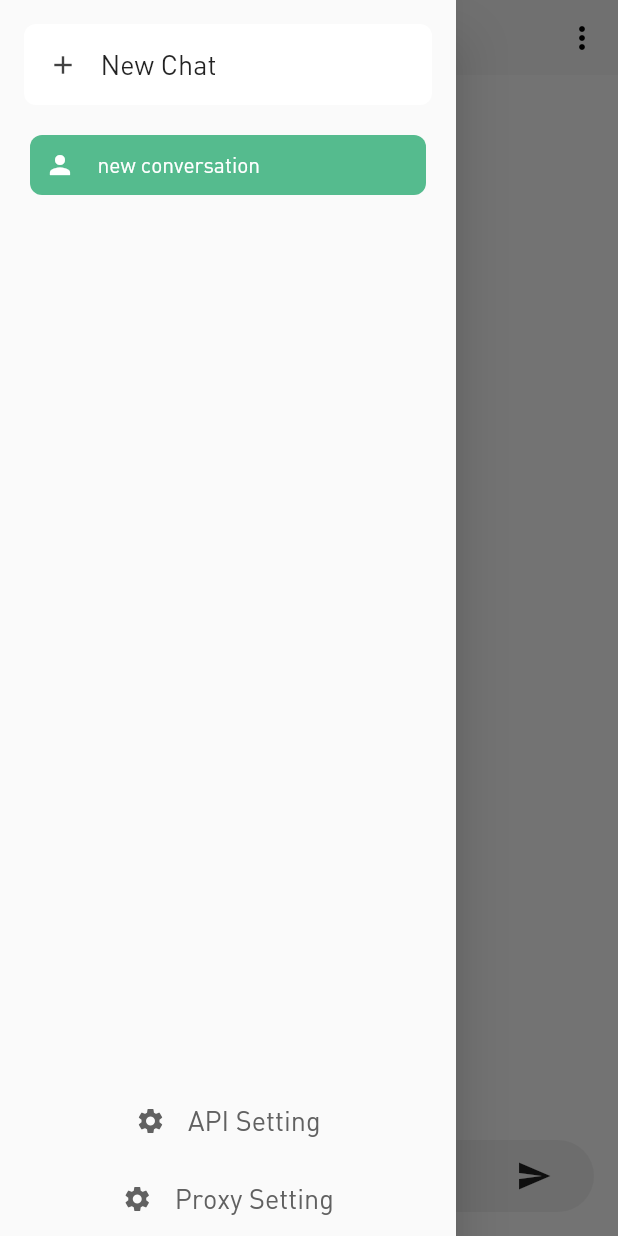
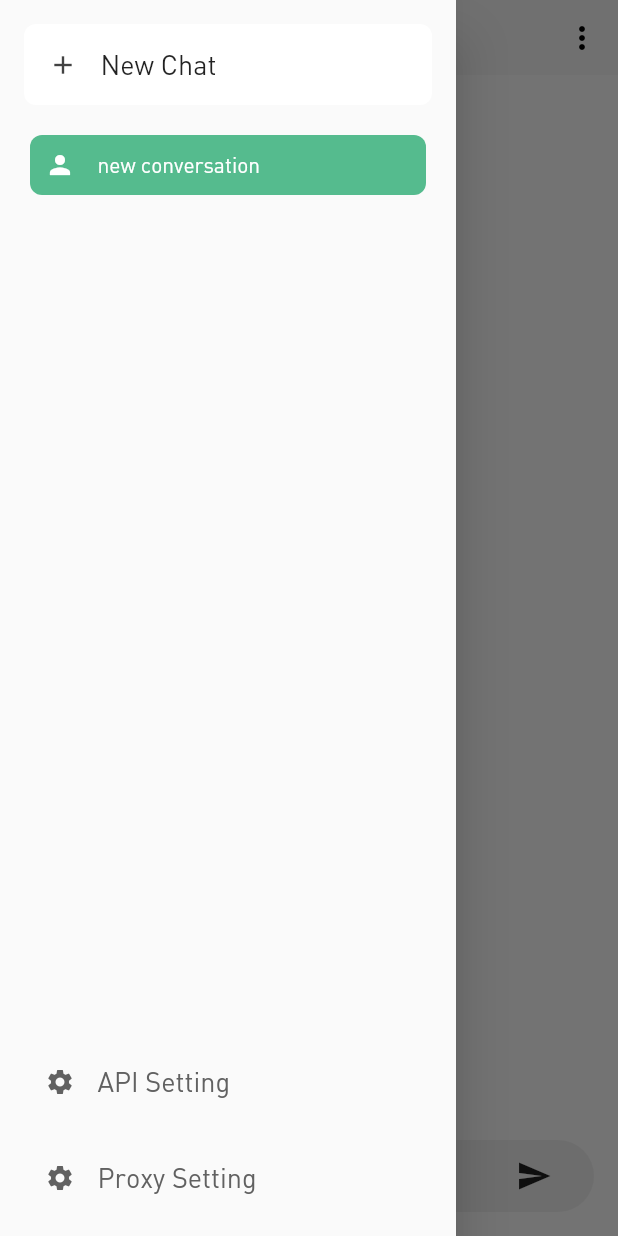
Before and after one commit to SnowStar0423/ChatGPT-Flutter-App, a Flutter app: the screen it shows after launch, with the side drawer open, on a phone screen of 412 x 824 dp. Run offline on Flutter 3.47's test engine with Material 2 defaults, Android fonts, the phone set to English and light mode, and no system bars.

Commit message:
UI update

```diff
--- a/lib/drawer.dart
+++ b/lib/drawer.dart
@@ -115,13 +115,12 @@ class MyDrawer extends StatelessWidget {
             ),
             // add a setting button at the end of the drawer
             Container(
-              padding: const EdgeInsets.symmetric(vertical: 16.0),
+              padding: const EdgeInsets.symmetric(vertical: 14.0, horizontal: 30),
               child: GestureDetector(
                 onTap: () {
                   showRenameDialog(context);
                 },
                 child: Row(
-                  mainAxisAlignment: MainAxisAlignment.center,
                   children: [
                     Icon(Icons.settings, color: Colors.grey[700], size: 20.0),
                     const SizedBox(width: 15.0),
@@ -138,13 +137,12 @@ class MyDrawer extends StatelessWidget {
               ),
             ),
             Container(
-              padding: const EdgeInsets.symmetric(vertical: 14.0),
+              padding: const EdgeInsets.symmetric(vertical: 14.0, horizontal: 30),
               child: GestureDetector(
                 onTap: () {
                   showProxyDialog(context);
                 },
                 child: Row(
-                  mainAxisAlignment: MainAxisAlignment.center,
                   children: [
                     Icon(Icons.settings, color: Colors.grey[700], size: 20.0),
                     const SizedBox(width: 15.0),
@@ -156,6 +154,7 @@ class MyDrawer extends StatelessWidget {
                         fontSize: 18.0,
                       ),
                     ),
+                    SizedBox(height: 50,)
                   ],
                 ),
               ),
```
